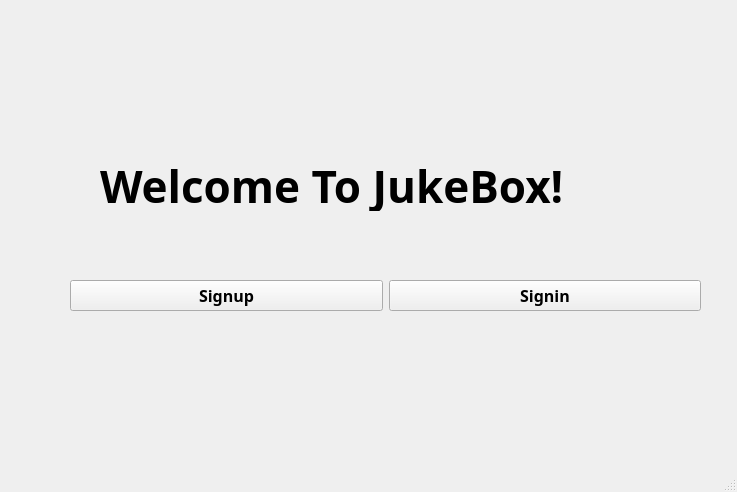
Old version of the form loginpage.ui in the repository snahvi/AP_jukebox.
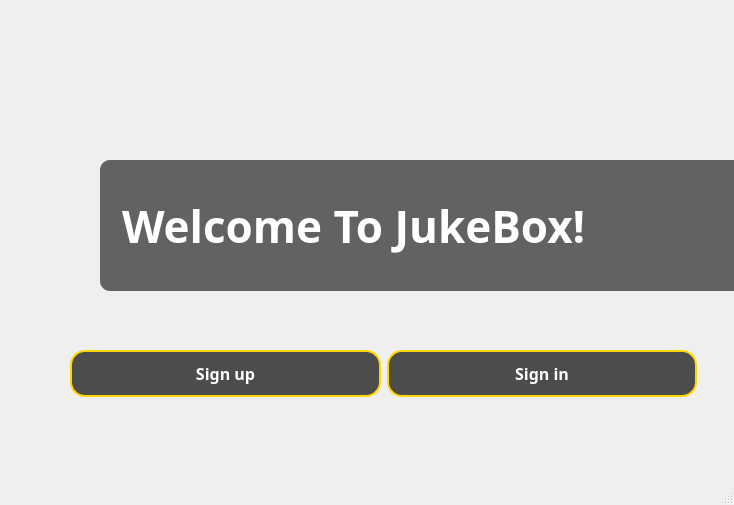
New version of the form. Icons and pictures are not drawn.

Patch:
```diff
--- a/loginpage.ui
+++ b/loginpage.ui
@@ -6,8 +6,8 @@
    <rect>
     <x>0</x>
     <y>0</y>
-    <width>737</width>
-    <height>492</height>
+    <width>734</width>
+    <height>505</height>
    </rect>
   </property>
   <property name="palette">
@@ -24,13 +24,16 @@
    <string notr="true">    background-image: url(C:\Users\LOQ\Downloads\drumspic.jpg);</string>
   </property>
   <widget class="QWidget" name="centralwidget">
+   <property name="styleSheet">
+    <string notr="true">background: transparent;</string>
+   </property>
    <widget class="QLabel" name="Home_page_welcome">
     <property name="geometry">
      <rect>
       <x>100</x>
       <y>160</y>
       <width>701</width>
-      <height>51</height>
+      <height>131</height>
      </rect>
     </property>
     <property name="font">
@@ -44,6 +47,9 @@
     <property name="autoFillBackground">
      <bool>false</bool>
     </property>
+    <property name="styleSheet">
+     <string notr="true">background-color: rgba(0, 0, 0, 150); color: white; border-radius: 10px; padding: 10px;</string>
+    </property>
     <property name="frameShape">
      <enum>QFrame::Shape::NoFrame</enum>
     </property>
@@ -60,16 +66,27 @@
    <widget class="QWidget" name="verticalLayoutWidget_2">
     <property name="geometry">
      <rect>
-      <x>70</x>
-      <y>230</y>
+      <x>40</x>
+      <y>310</y>
       <width>631</width>
       <height>131</height>
      </rect>
     </property>
     <layout class="QVBoxLayout" name="verticalLayout_2">
      <item>
-      <layout class="QVBoxLayout" name="verticalLayout">
-       <item>
+      <layout class="QVBoxLayout" name="verticalLayout"/>
+     </item>
+    </layout>
+   </widget>
+   <widget class="QWidget" name="layoutWidget">
+    <property name="geometry">
+     <rect>
+      <x>70</x>
+      <y>310</y>
+      <width>627</width>
+      <height>127</height>
+     </rect>
+    </property>
         <layout class="QHBoxLayout" name="horizontalLayout">
          <item>
           <widget class="QPushButton" name="signup_btn">
@@ -83,8 +100,11 @@
            <property name="cursor">
             <cursorShape>PointingHandCursor</cursorShape>
            </property>
+       <property name="styleSheet">
+        <string notr="true">background-color: rgba(30, 30, 30, 200); color: white; border: 2px solid #FFD700; border-radius: 15px; padding: 10px;</string>
+       </property>
            <property name="text">
-            <string>Signup</string>
+        <string>Sign up</string>
            </property>
            <property name="iconSize">
             <size>
@@ -106,8 +126,11 @@
            <property name="cursor">
             <cursorShape>PointingHandCursor</cursorShape>
            </property>
+       <property name="styleSheet">
+        <string notr="true">background-color: rgba(30, 30, 30, 200); color: white; border: 2px solid #FFD700; border-radius: 15px; padding: 10px;</string>
+       </property>
            <property name="text">
-            <string>Signin</string>
+        <string>Sign in</string>
            </property>
            <property name="iconSize">
             <size>
@@ -116,10 +139,6 @@
             </size>
            </property>
           </widget>
-         </item>
-        </layout>
-       </item>
-      </layout>
      </item>
     </layout>
    </widget>
```
Left out of the diff: 8 changed lines with no effect on the pictures. Lines whose indentation alone changed are shown as unchanged.
